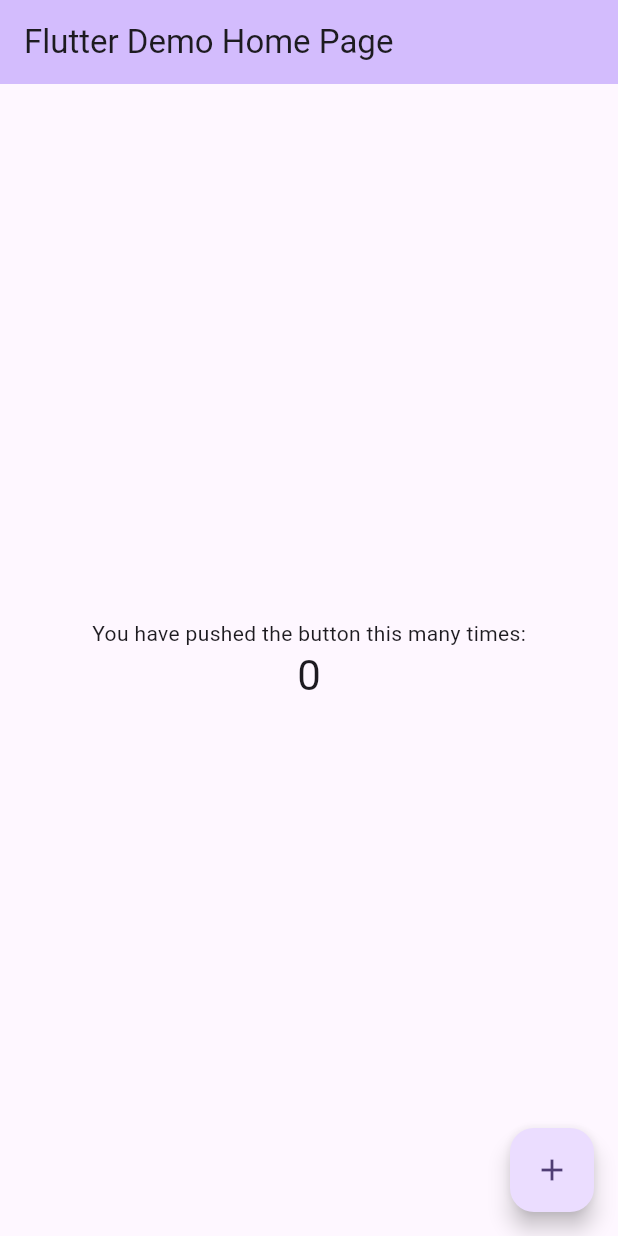
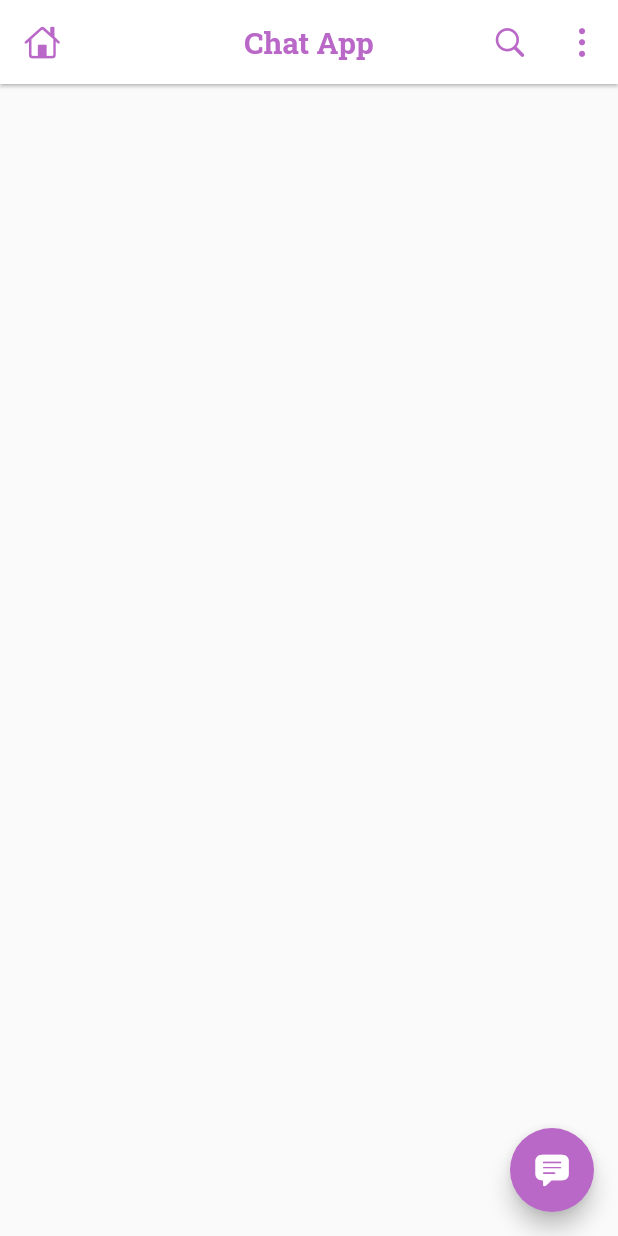
Before and after one commit to RafiaChy/chat_app, a Flutter app: the screen it shows after launch, on a phone screen of 412 x 824 dp. Run offline on Flutter 3.47's test engine with Material 2 defaults, Android fonts, the phone set to English and light mode, and no system bars; our stand-ins replace google_fonts.

Commit message:
chore: set up common files code: home screen set up

```diff
--- /dev/null
+++ b/lib/common/route_manager.dart
@@ -0,0 +1,40 @@
+
+import 'package:flutter/cupertino.dart';
+import 'package:flutter/material.dart';
+
+import '../features/01_Splash/presentation/page/splash_view.dart';
+import '../features/02_Home/presentation/page/home_view.dart';
+
+class RouteNames{
+  static const String splashRoute = '/';
+  static const String homeRoute = '/home';
+}
+class RouteManager {
+   static Route<dynamic> getRoute(RouteSettings routeSettings) {
+
+    final args = routeSettings.arguments;
+
+    switch (routeSettings.name) {
+      case RouteNames.splashRoute:
+        return MaterialPageRoute(builder: (_) =>  const SplashView());
+      case RouteNames.homeRoute:
+        return MaterialPageRoute(builder: (_) => const HomeView());
+
+
+      default:
+        return undefinedRoute();
+    }
+  }
+
+  static Route<dynamic> undefinedRoute() {
+    return MaterialPageRoute(
+        builder: (_) => Scaffold(
+          appBar: AppBar(
+            title: const Text('Chat App'),
+          ),
+          body: const Center(
+            child: Text('No Route Found'),
+          ),
+        ));
+  }
+}
--- /dev/null
+++ b/lib/common/size_manager.dart
@@ -0,0 +1,10 @@
+import 'package:flutter/cupertino.dart';
+
+class SizeManager{
+  static double h(BuildContext context){
+    return MediaQuery.of(context).size.height;
+  }
+  static double w(BuildContext context){
+    return MediaQuery.of(context).size.width;
+  }
+}
--- /dev/null
+++ b/lib/common/string_manager.dart
@@ -0,0 +1,3 @@
+class StringManager{
+  static const String appTitle = 'Chat App';
+}
--- /dev/null
+++ b/lib/features/01_Splash/presentation/page/splash_view.dart
@@ -0,0 +1,10 @@
+import 'package:flutter/material.dart';
+
+class SplashView extends StatelessWidget {
+  const SplashView({super.key});
+
+  @override
+  Widget build(BuildContext context) {
+    return const Placeholder();
+  }
+}
--- /dev/null
+++ b/lib/features/02_Home/presentation/page/home_view.dart
@@ -0,0 +1,29 @@
+
+import 'package:flutter/cupertino.dart';
+import 'package:flutter/material.dart';
+
+
+import '../../../../common/string_manager.dart';
+
+class HomeView extends StatelessWidget {
+  const HomeView({super.key});
+
+  @override
+  Widget build(BuildContext context) {
+    return Scaffold(
+      appBar: AppBar(
+        leading: const Icon(CupertinoIcons.home),
+        title: const Text(StringManager.appTitle,),
+        actions: [
+          IconButton(onPressed: () {}, icon: Icon(CupertinoIcons.search)),
+          IconButton(
+              onPressed: () {}, icon: Icon(CupertinoIcons.ellipsis_vertical))
+        ],
+      ),
+      floatingActionButton: FloatingActionButton(
+        backgroundColor: Colors.purple.shade300,
+        onPressed: () {}, child: const Icon(CupertinoIcons.text_bubble_fill, ),
+      ),
+    );
+  }
+}
--- a/lib/main.dart
+++ b/lib/main.dart
@@ -1,125 +1,49 @@
+import 'package:chat_app/common/route_manager.dart';
 import 'package:flutter/material.dart';
+import 'package:google_fonts/google_fonts.dart';
+
+import 'app_configurations/app_environments.dart';
+import 'common/size_manager.dart';
 
 void  mainDelegateForEnvironments() {
-  runApp(const MyApp());
+  runApp( RootApp());
 }
 
-class MyApp extends StatelessWidget {
-  const MyApp({super.key});
+final GlobalKey<NavigatorState> navigatorKey = GlobalKey<NavigatorState>();
+class RootApp extends StatefulWidget {
+  const RootApp._internal();
 
-  // This widget is the root of your application.
+  static const RootApp instance = RootApp._internal();
+
+  factory RootApp() => instance;
+
+  @override
+  State<RootApp> createState() => _RootAppState();
+}
+
+class _RootAppState extends State<RootApp> {
+
   @override
   Widget build(BuildContext context) {
+
     return MaterialApp(
-      title: 'Flutter Demo',
       theme: ThemeData(
-        // This is the theme of your application.
-        //
-        // TRY THIS: Try running your application with "flutter run". You'll see
-        // the application has a blue toolbar. Then, without quitting the app,
-        // try changing the seedColor in the colorScheme below to Colors.green
-        // and then invoke "hot reload" (save your changes or press the "hot
-        // reload" button in a Flutter-supported IDE, or press "r" if you used
-        // the command line to start the app).
-        //
-        // Notice that the counter didn't reset back to zero; the application
-        // state is not lost during the reload. To reset the state, use hot
-        // restart instead.
-        //
-        // This works for code too, not just values: Most code changes can be
-        // tested with just a hot reload.
-        colorScheme: ColorScheme.fromSeed(seedColor: Colors.deepPurple),
-        useMaterial3: true,
+        appBarTheme: AppBarTheme(
+          backgroundColor: Colors.white,
+          centerTitle: true,
+          elevation: 1,
+           iconTheme:  IconThemeData(color:Colors.purple.shade300,),
+          titleTextStyle:GoogleFonts.robotoSlab(color: Colors.purple.shade300, fontWeight: FontWeight.bold, fontSize: SizeManager.h(context) * 0.024)
+        ),
+
       ),
-      home: const MyHomePage(title: 'Flutter Demo Home Page'),
+      debugShowCheckedModeBanner: AppEnvironments.debugBannerBoolean,
+      initialRoute: RouteNames.homeRoute,
+      onGenerateRoute: RouteManager.getRoute,
+      title: AppEnvironments.appName,
+      navigatorKey: navigatorKey,
+
+
     );
   }
 }
-
-class MyHomePage extends StatefulWidget {
-  const MyHomePage({super.key, required this.title});
-
-  // This widget is the home page of your application. It is stateful, meaning
-  // that it has a State object (defined below) that contains fields that affect
-  // how it looks.
-
-  // This class is the configuration for the state. It holds the values (in this
-  // case the title) provided by the parent (in this case the App widget) and
-  // used by the build method of the State. Fields in a Widget subclass are
-  // always marked "final".
-
-  final String title;
-
-  @override
-  State<MyHomePage> createState() => _MyHomePageState();
-}
-
-class _MyHomePageState extends State<MyHomePage> {
-  int _counter = 0;
-
-  void _incrementCounter() {
-    setState(() {
-      // This call to setState tells the Flutter framework that something has
-      // changed in this State, which causes it to rerun the build method below
-      // so that the display can reflect the updated values. If we changed
-      // _counter without calling setState(), then the build method would not be
-      // called again, and so nothing would appear to happen.
-      _counter++;
-    });
-  }
-
-  @override
-  Widget build(BuildContext context) {
-    // This method is rerun every time setState is called, for instance as done
-    // by the _incrementCounter method above.
-    //
-    // The Flutter framework has been optimized to make rerunning build methods
-    // fast, so that you can just rebuild anything that needs updating rather
-    // than having to individually change instances of widgets.
-    return Scaffold(
-      appBar: AppBar(
-        // TRY THIS: Try changing the color here to a specific color (to
-        // Colors.amber, perhaps?) and trigger a hot reload to see the AppBar
-        // change color while the other colors stay the same.
-        backgroundColor: Theme.of(context).colorScheme.inversePrimary,
-        // Here we take the value from the MyHomePage object that was created by
-        // the App.build method, and use it to set our appbar title.
-        title: Text(widget.title),
-      ),
-      body: Center(
-        // Center is a layout widget. It takes a single child and positions it
-        // in the middle of the parent.
-        child: Column(
-          // Column is also a layout widget. It takes a list of children and
-          // arranges them vertically. By default, it sizes itself to fit its
-          // children horizontally, and tries to be as tall as its parent.
-          //
-          // Column has various properties to control how it sizes itself and
-          // how it positions its children. Here we use mainAxisAlignment to
-          // center the children vertically; the main axis here is the vertical
-          // axis because Columns are vertical (the cross axis would be
-          // horizontal).
-          //
-          // TRY THIS: Invoke "debug painting" (choose the "Toggle Debug Paint"
-          // action in the IDE, or press "p" in the console), to see the
-          // wireframe for each widget.
-          mainAxisAlignment: MainAxisAlignment.center,
-          children: <Widget>[
-            const Text(
-              'You have pushed the button this many times:',
-            ),
-            Text(
-              '$_counter',
-              style: Theme.of(context).textTheme.headlineMedium,
-            ),
-          ],
-        ),
-      ),
-      floatingActionButton: FloatingActionButton(
-        onPressed: _incrementCounter,
-        tooltip: 'Increment',
-        child: const Icon(Icons.add),
-      ), // This trailing comma makes auto-formatting nicer for build methods.
-    );
-  }
-}
--- a/pubspec.yaml
+++ b/pubspec.yaml
@@ -35,6 +35,7 @@ dependencies:
   # The following adds the Cupertino Icons font to your application.
   # Use with the CupertinoIcons class for iOS style icons.
   cupertino_icons: ^1.0.2
+  google_fonts: ^6.1.0
 flutter_icons:
   android: "launcher_icon"
   ios: true
```
Also changed, not shown: pubspec.lock, 2 other files.
